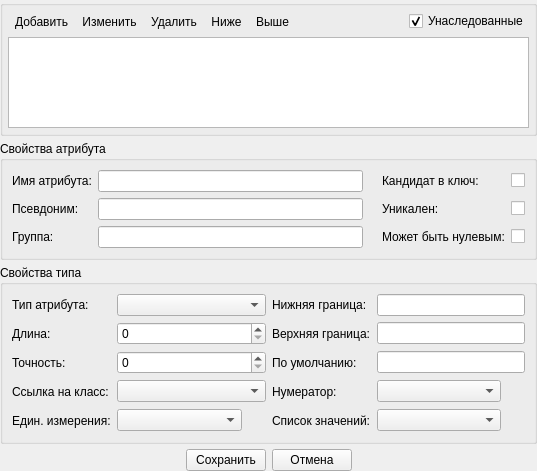
This is src/plugins/modeleride/attrwidget.ui in rdnvndr/raindrop as Qt 5 draws it before an edit. The edited form follows.
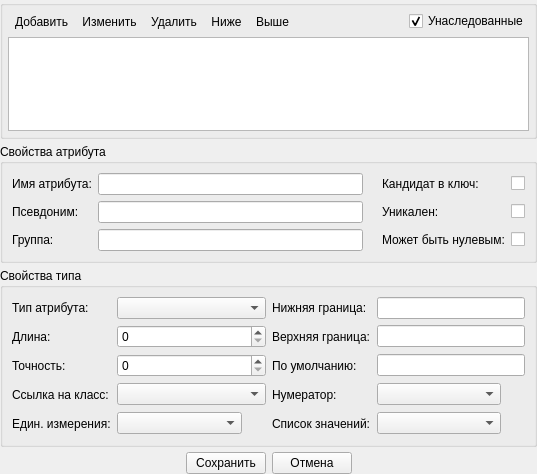
This is the edited form. Icons and pictures are not drawn. Custom widgets are drawn as their Qt base class.

Commit message: Исправлены предупреждения

```diff
--- a/src/plugins/modeleride/attrwidget.ui
+++ b/src/plugins/modeleride/attrwidget.ui
@@ -7,7 +7,7 @@
     <x>0</x>
     <y>0</y>
     <width>537</width>
-    <height>471</height>
+    <height>474</height>
    </rect>
   </property>
   <property name="windowTitle">
```
Left out of the diff: 31 changed lines with no effect on the pictures. The commit also changes 1 other file.
